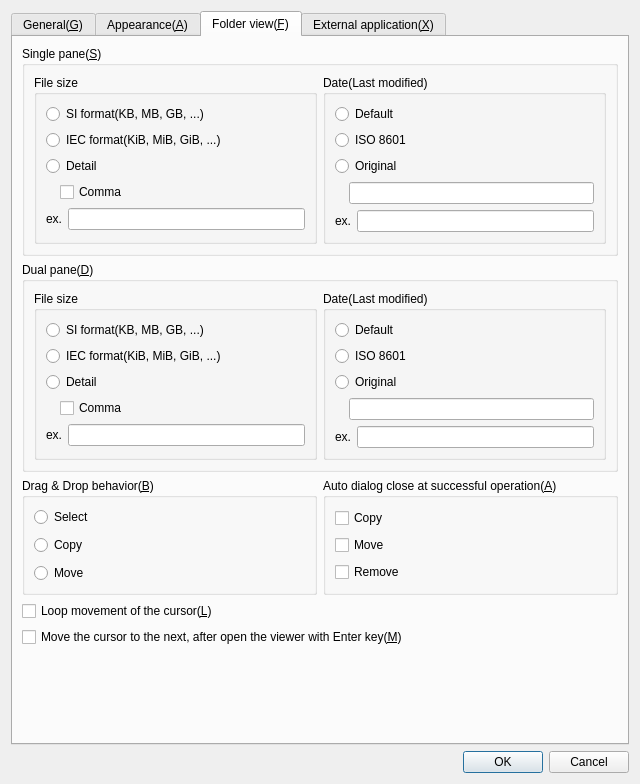
Above: preferencesdialog.ui from haraki/farman before the change. Below: the same form after it.
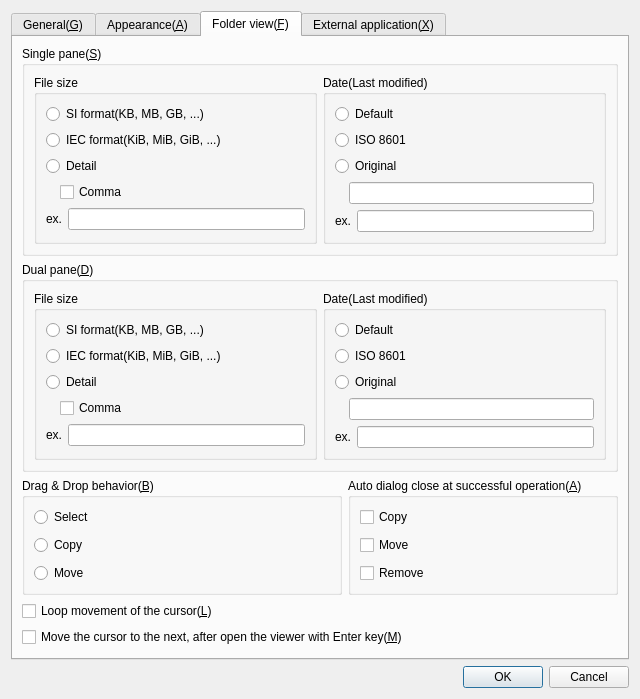
That is the form after the change. The open tabs and pages were chosen to show the change.

Patch:
```diff
--- a/preferencesdialog.ui
+++ b/preferencesdialog.ui
@@ -7,7 +7,7 @@
     <x>0</x>
     <y>0</y>
     <width>640</width>
-    <height>784</height>
+    <height>601</height>
    </rect>
   </property>
   <property name="windowTitle">
@@ -1475,7 +1475,14 @@
       <attribute name="title">
        <string>Folder view(&amp;F)</string>
       </attribute>
-      <layout class="QGridLayout" name="gridLayout_16" columnstretch="1,1">
+      <layout class="QGridLayout" name="gridLayout_16" columnstretch="1,0">
+       <item row="3" column="0" colspan="2">
+        <widget class="QCheckBox" name="allowCursorAroundCheckBox">
+         <property name="text">
+          <string>Loop movement of the cursor(&amp;L)</string>
+         </property>
+        </widget>
+       </item>
        <item row="0" column="0" colspan="2">
         <widget class="QGroupBox" name="singlePaneGroupBox">
          <property name="title">
@@ -1615,6 +1622,79 @@
          </layout>
         </widget>
        </item>
+       <item row="2" column="1">
+        <widget class="QGroupBox" name="autoDialogCloseGroupBox">
+         <property name="title">
+          <string>Auto dialog close at successful operation(&amp;A)</string>
+         </property>
+         <layout class="QVBoxLayout" name="verticalLayout_2">
+          <property name="spacing">
+           <number>8</number>
+          </property>
+          <item>
+           <widget class="QCheckBox" name="autoDialogCloseCopyCheckBox">
+            <property name="text">
+             <string>Copy</string>
+            </property>
+           </widget>
+          </item>
+          <item>
+           <widget class="QCheckBox" name="autoDialogCloseMoveCheckBox">
+            <property name="text">
+             <string>Move</string>
+            </property>
+           </widget>
+          </item>
+          <item>
+           <widget class="QCheckBox" name="autoDialogCloseRemoveCheckBox">
+            <property name="text">
+             <string>Remove</string>
+            </property>
+           </widget>
+          </item>
+         </layout>
+        </widget>
+       </item>
+       <item row="2" column="0">
+        <widget class="QGroupBox" name="dragAndDropBehaviorGroupBox">
+         <property name="title">
+          <string>Drag &amp;&amp; Drop behavior(&amp;B)</string>
+         </property>
+         <layout class="QVBoxLayout" name="verticalLayout">
+          <property name="spacing">
+           <number>8</number>
+          </property>
+          <item>
+           <widget class="QRadioButton" name="dragAndDropBehaviorSelectRadioButton">
+            <property name="text">
+             <string>Select</string>
+            </property>
+           </widget>
+          </item>
+          <item>
+           <widget class="QRadioButton" name="dragAndDropBehaviorCopyRadioButton">
+            <property name="text">
+             <string>Copy</string>
+            </property>
+           </widget>
+          </item>
+          <item>
+           <widget class="QRadioButton" name="dragAndDropBehaviorMoveRadioButton">
+            <property name="text">
+             <string>Move</string>
+            </property>
+           </widget>
+          </item>
+         </layout>
+        </widget>
+       </item>
+       <item row="4" column="0" colspan="2">
+        <widget class="QCheckBox" name="moveCursorOpenViewerCheckBox">
+         <property name="text">
+          <string>Move the cursor to the next, after open the viewer with Enter key(&amp;M)</string>
+         </property>
+        </widget>
+       </item>
        <item row="1" column="0" colspan="2">
         <widget class="QGroupBox" name="dualPaneGroupBox">
          <property name="title">
@@ -1754,83 +1834,6 @@
          </layout>
         </widget>
        </item>
-       <item row="2" column="0">
-        <widget class="QGroupBox" name="dragAndDropBehaviorGroupBox">
-         <property name="title">
-          <string>Drag &amp;&amp; Drop behavior(&amp;B)</string>
-         </property>
-         <layout class="QGridLayout" name="gridLayout_15">
-          <property name="spacing">
-           <number>8</number>
-          </property>
-          <item row="2" column="0" colspan="2">
-           <widget class="QRadioButton" name="dragAndDropBehaviorMoveRadioButton">
-            <property name="text">
-             <string>Move</string>
-            </property>
-           </widget>
-          </item>
-          <item row="1" column="0" colspan="2">
-           <widget class="QRadioButton" name="dragAndDropBehaviorCopyRadioButton">
-            <property name="text">
-             <string>Copy</string>
-            </property>
-           </widget>
-          </item>
-          <item row="0" column="0" colspan="2">
-           <widget class="QRadioButton" name="dragAndDropBehaviorSelectRadioButton">
-            <property name="text">
-             <string>Select</string>
-            </property>
-           </widget>
-          </item>
-         </layout>
-        </widget>
-       </item>
-       <item row="2" column="1">
-        <widget class="QGroupBox" name="autoDialogCloseGroupBox">
-         <property name="title">
-          <string>Auto dialog close at successful operation(&amp;A)</string>
-         </property>
-         <layout class="QVBoxLayout" name="verticalLayout_2">
-          <item>
-           <widget class="QCheckBox" name="autoDialogCloseCopyCheckBox">
-            <property name="text">
-             <string>Copy</string>
-            </property>
-           </widget>
-          </item>
-          <item>
-           <widget class="QCheckBox" name="autoDialogCloseMoveCheckBox">
-            <property name="text">
-             <string>Move</string>
-            </property>
-           </widget>
-          </item>
-          <item>
-           <widget class="QCheckBox" name="autoDialogCloseRemoveCheckBox">
-            <property name="text">
-             <string>Remove</string>
-            </property>
-           </widget>
-          </item>
-         </layout>
-        </widget>
-       </item>
-       <item row="3" column="0" colspan="2">
-        <widget class="QCheckBox" name="allowCursorAroundCheckBox">
-         <property name="text">
-          <string>Loop movement of the cursor(&amp;L)</string>
-         </property>
-        </widget>
-       </item>
-       <item row="4" column="0" colspan="2">
-        <widget class="QCheckBox" name="moveCursorOpenViewerCheckBox">
-         <property name="text">
-          <string>Move the cursor to the next, after open the viewer with Enter key(&amp;M)</string>
-         </property>
-        </widget>
-       </item>
        <item row="5" column="0">
         <spacer name="verticalSpacer_4">
          <property name="orientation">
@@ -1839,7 +1842,7 @@
          <property name="sizeHint" stdset="0">
           <size>
            <width>20</width>
-           <height>86</height>
+           <height>40</height>
           </size>
          </property>
         </spacer>
```
Left out of the diff: 34 changed lines with no effect on the pictures.
